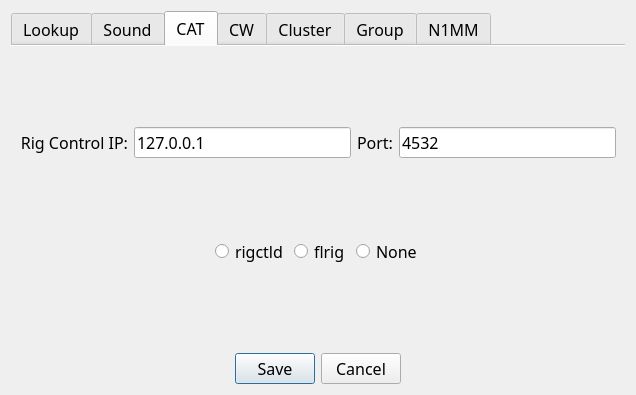
First picture: the form in not1mm/data/configuration.ui, repository mbridak/not1mm, before the edit.
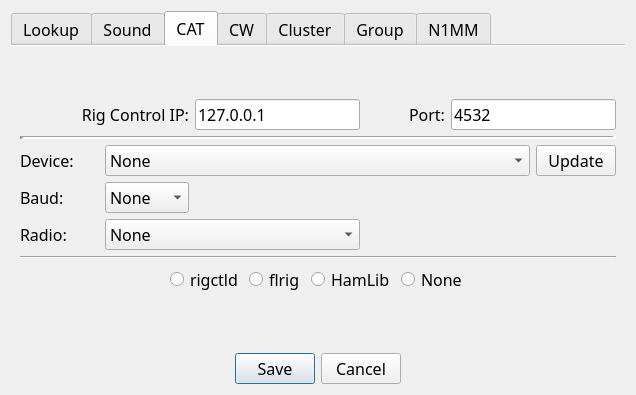
Second picture: the form after the edit. The open tabs and pages were chosen to show the change.

Commit message: Update with branch to see hamlib controls

Diff of the .ui file:
```diff
--- a/not1mm/data/configuration.ui
+++ b/not1mm/data/configuration.ui
@@ -51,7 +51,7 @@
      </property>
     </widget>
    </item>
-   <item row="1" column="1">
+   <item row="0" column="1">
     <widget class="QTabWidget" name="tabWidget">
      <property name="enabled">
       <bool>true</bool>
@@ -355,7 +355,112 @@
        <string>CAT</string>
       </attribute>
       <layout class="QGridLayout" name="gridLayout_4">
-       <item row="1" column="1">
+       <item row="1" column="4">
+        <widget class="QLabel" name="label_7">
+         <property name="font">
+          <font>
+           <family>JetBrains Mono</family>
+           <pointsize>12</pointsize>
+           <bold>false</bold>
+           <strikeout>false</strikeout>
+          </font>
+         </property>
+         <property name="text">
+          <string>Port:</string>
+         </property>
+         <property name="alignment">
+          <set>Qt::AlignRight|Qt::AlignTrailing|Qt::AlignVCenter</set>
+         </property>
+        </widget>
+       </item>
+       <item row="4" column="1">
+        <widget class="QComboBox" name="hamlib_baud">
+         <item>
+          <property name="text">
+           <string>None</string>
+          </property>
+         </item>
+         <item>
+          <property name="text">
+           <string>300</string>
+          </property>
+         </item>
+         <item>
+          <property name="text">
+           <string>600</string>
+          </property>
+         </item>
+         <item>
+          <property name="text">
+           <string>1200</string>
+          </property>
+         </item>
+         <item>
+          <property name="text">
+           <string>2400</string>
+          </property>
+         </item>
+         <item>
+          <property name="text">
+           <string>4800</string>
+          </property>
+         </item>
+         <item>
+          <property name="text">
+           <string>9600</string>
+          </property>
+         </item>
+         <item>
+          <property name="text">
+           <string>19200</string>
+          </property>
+         </item>
+         <item>
+          <property name="text">
+           <string>38400</string>
+          </property>
+         </item>
+         <item>
+          <property name="text">
+           <string>57600</string>
+          </property>
+         </item>
+         <item>
+          <property name="text">
+           <string>115200</string>
+          </property>
+         </item>
+         <item>
+          <property name="text">
+           <string>230400</string>
+          </property>
+         </item>
+         <item>
+          <property name="text">
+           <string>460800</string>
+          </property>
+         </item>
+        </widget>
+       </item>
+       <item row="1" column="0" colspan="2">
+        <widget class="QLabel" name="label_6">
+         <property name="font">
+          <font>
+           <family>JetBrains Mono</family>
+           <pointsize>12</pointsize>
+           <bold>false</bold>
+           <strikeout>false</strikeout>
+          </font>
+         </property>
+         <property name="text">
+          <string>Rig Control IP:</string>
+         </property>
+         <property name="alignment">
+          <set>Qt::AlignRight|Qt::AlignTrailing|Qt::AlignVCenter</set>
+         </property>
+        </widget>
+       </item>
+       <item row="1" column="2" colspan="2">
         <widget class="QLineEdit" name="rigcontrolip_field">
          <property name="font">
           <font>
@@ -370,7 +475,68 @@
          </property>
         </widget>
        </item>
-       <item row="3" column="0" colspan="4">
+       <item row="0" column="4">
+        <spacer name="verticalSpacer">
+         <property name="orientation">
+          <enum>Qt::Vertical</enum>
+         </property>
+         <property name="sizeHint" stdset="0">
+          <size>
+           <width>20</width>
+           <height>40</height>
+          </size>
+         </property>
+        </spacer>
+       </item>
+       <item row="8" column="0" colspan="7">
+        <spacer name="verticalSpacer_3">
+         <property name="orientation">
+          <enum>Qt::Vertical</enum>
+         </property>
+         <property name="sizeHint" stdset="0">
+          <size>
+           <width>20</width>
+           <height>40</height>
+          </size>
+         </property>
+        </spacer>
+       </item>
+       <item row="2" column="0" colspan="7">
+        <widget class="Line" name="line">
+         <property name="lineWidth">
+          <number>4</number>
+         </property>
+         <property name="orientation">
+          <enum>Qt::Horizontal</enum>
+         </property>
+        </widget>
+       </item>
+       <item row="1" column="5" colspan="2">
+        <widget class="QLineEdit" name="rigcontrolport_field">
+         <property name="font">
+          <font>
+           <family>JetBrains Mono</family>
+           <pointsize>12</pointsize>
+           <bold>false</bold>
+           <strikeout>false</strikeout>
+          </font>
+         </property>
+         <property name="inputMethodHints">
+          <set>Qt::ImhDigitsOnly</set>
+         </property>
+         <property name="text">
+          <string>4532</string>
+         </property>
+        </widget>
+       </item>
+       <item row="3" column="0">
+        <widget class="QLabel" name="label_15">
+         <property name="text">
+          <string>Device:</string>
+         </property>
+        </widget>
+       </item>
+       <item row="7" column="0" colspan="7">
         <layout class="QHBoxLayout" name="horizontalLayout">
          <property name="sizeConstraint">
           <enum>QLayout::SetDefaultConstraint</enum>
@@ -435,6 +601,13 @@
            </attribute>
           </widget>
          </item>
+         <item>
+          <widget class="QRadioButton" name="usehamlib_radioButton">
+           <property name="text">
+            <string>HamLib</string>
+           </property>
+          </widget>
+         </item>
          <item>
           <widget class="QRadioButton" name="radioButton">
            <property name="font">
@@ -467,99 +640,52 @@
          </item>
         </layout>
        </item>
-       <item row="2" column="1" colspan="3">
-        <spacer name="verticalSpacer_2">
-         <property name="orientation">
-          <enum>Qt::Vertical</enum>
-         </property>
-         <property name="sizeHint" stdset="0">
-          <size>
-           <width>20</width>
-           <height>40</height>
-          </size>
-         </property>
-        </spacer>
-       </item>
-       <item row="1" column="0">
-        <widget class="QLabel" name="label_6">
-         <property name="font">
-          <font>
-           <family>JetBrains Mono</family>
-           <pointsize>12</pointsize>
-           <bold>false</bold>
-           <strikeout>false</strikeout>
-          </font>
-         </property>
+       <item row="5" column="0">
+        <widget class="QLabel" name="label_23">
          <property name="text">
-          <string>Rig Control IP:</string>
+         <string>Radio:</string>
          </property>
-         <property name="alignment">
-          <set>Qt::AlignRight|Qt::AlignTrailing|Qt::AlignVCenter</set>
-         </property>
         </widget>
        </item>
-       <item row="0" column="2">
-        <spacer name="verticalSpacer">
-         <property name="orientation">
-          <enum>Qt::Vertical</enum>
-         </property>
-         <property name="sizeHint" stdset="0">
-          <size>
-           <width>20</width>
-           <height>40</height>
-          </size>
-         </property>
-        </spacer>
-       </item>
-       <item row="1" column="2">
-        <widget class="QLabel" name="label_7">
-         <property name="font">
-          <font>
-           <family>JetBrains Mono</family>
-           <pointsize>12</pointsize>
-           <bold>false</bold>
-           <strikeout>false</strikeout>
-          </font>
-         </property>
+       <item row="4" column="0">
+        <widget class="QLabel" name="label_22">
          <property name="text">
-          <string>Port:</string>
+          <string>Baud:</string>
          </property>
-         <property name="alignment">
-          <set>Qt::AlignRight|Qt::AlignTrailing|Qt::AlignVCenter</set>
-         </property>
         </widget>
        </item>
-       <item row="4" column="0" colspan="4">
-        <spacer name="verticalSpacer_3">
+       <item row="6" column="0" colspan="7">
+        <widget class="Line" name="line_2">
          <property name="orientation">
-          <enum>Qt::Vertical</enum>
+          <enum>Qt::Horizontal</enum>
          </property>
-         <property name="sizeHint" stdset="0">
-          <size>
-           <width>20</width>
-           <height>40</height>
-          </size>
-         </property>
-        </spacer>
+        </widget>
        </item>
-       <item row="1" column="3">
-        <widget class="QLineEdit" name="rigcontrolport_field">
-         <property name="font">
-          <font>
-           <family>JetBrains Mono</family>
-           <pointsize>12</pointsize>
-           <bold>false</bold>
-           <strikeout>false</strikeout>
-          </font>
-         </property>
-         <property name="inputMethodHints">
-          <set>Qt::ImhDigitsOnly</set>
-         </property>
+       <item row="5" column="1" colspan="3">
+        <widget class="QComboBox" name="hamlib_radio">
+         <item>
+          <property name="text">
+           <string>None</string>
+          </property>
+         </item>
+        </widget>
+       </item>
+       <item row="3" column="6">
+        <widget class="QPushButton" name="update_devices">
          <property name="text">
-          <string>4532</string>
+          <string>Update</string>
          </property>
         </widget>
        </item>
+       <item row="3" column="1" colspan="5">
+        <widget class="QComboBox" name="hamlib_device">
+         <item>
+          <property name="text">
+           <string>None</string>
+          </property>
+         </item>
+        </widget>
+       </item>
       </layout>
      </widget>
      <widget class="QWidget" name="cw_tab">
```
Left out of the diff: 2 changed lines with no effect on the pictures.
